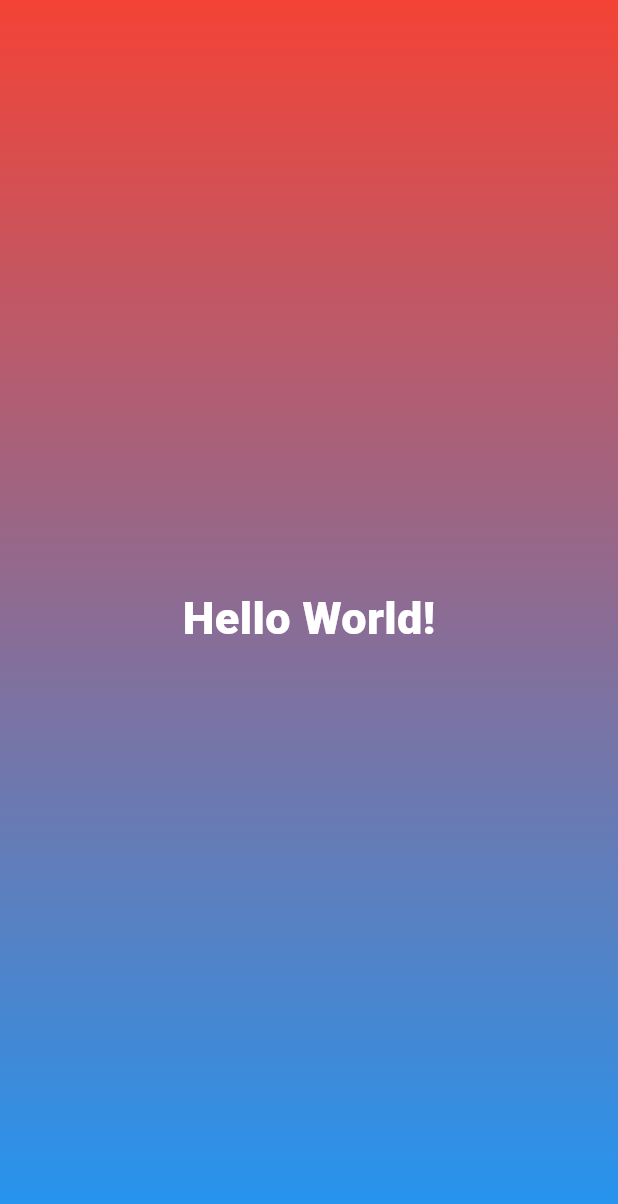
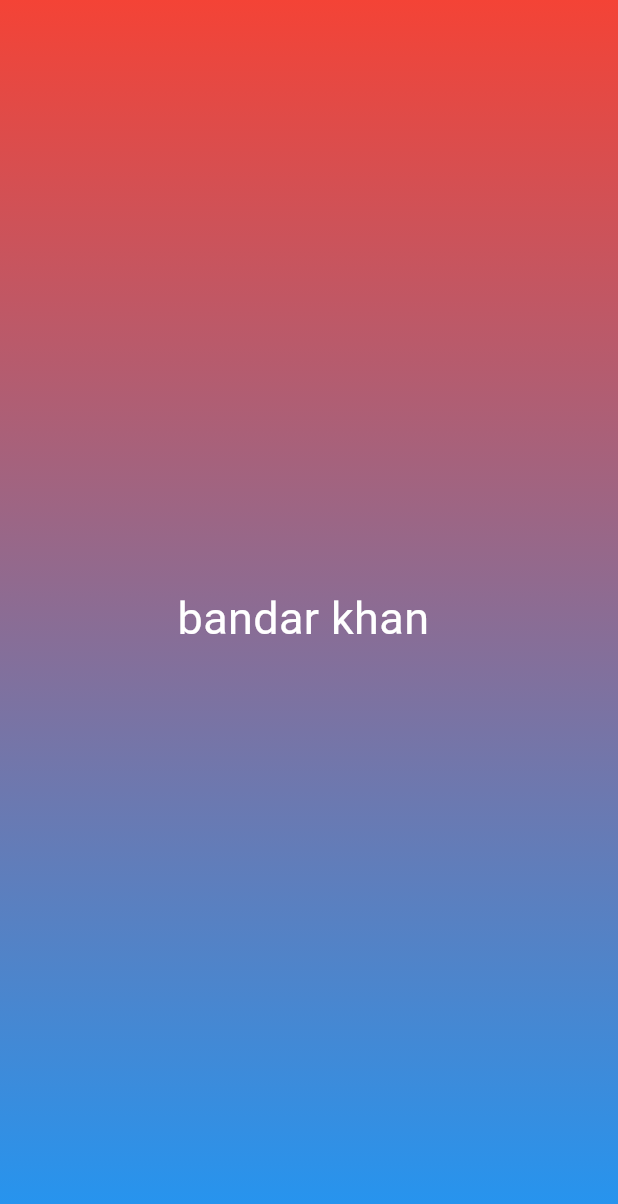
Before and after one commit to AhmadHassan71/Dice-Game-Flutter-Practice, a Flutter app: the screen it shows after launch, on a phone screen of 412 x 824 dp. Shown: the top 1204 px of the screen. Run offline on Flutter 3.47's test engine with Material 3 defaults, Android fonts, the phone set to English and light mode, and no system bars; Roboto replaces fonts that are missing (Arial).

Commit message:
separates styles into a different classs

```diff
--- a/lib/gradient_container.dart
+++ b/lib/gradient_container.dart
@@ -1,19 +1,18 @@
 import 'package:flutter/material.dart';
 import 'package:sms_assistant/text_container.dart';
+import 'package:sms_assistant/styles.dart';
+
+const text = "bandar khan ";
 
 class GradientContainer extends StatelessWidget {
   const GradientContainer({super.key});
-
   @override
   Widget build(BuildContext context) {
     return Container(
       decoration: const BoxDecoration(
-        gradient: LinearGradient(
-            colors: [Colors.red, Colors.blue],
-            begin: Alignment.topCenter,
-            end: Alignment.bottomCenter),
+        gradient: homeGradient,
       ),
-      child: const TextContainer(),
+      child: const TextContainer(text),
     );
   }
 }
--- a/lib/main.dart
+++ b/lib/main.dart
@@ -1,11 +1,12 @@
 import 'package:flutter/material.dart';
 import 'package:sms_assistant/gradient_container.dart';
+import 'package:sms_assistant/styles.dart';
 
 void main() {
   runApp(
     const MaterialApp(
       home: Scaffold(
-        backgroundColor: Colors.white,
+        backgroundColor: primaryColor,
         body: GradientContainer(),
       ),
     ),
--- /dev/null
+++ b/lib/styles.dart
@@ -0,0 +1,29 @@
+import 'package:flutter/material.dart';
+
+// Strings
+const homeGreetingText = "Hello World!";
+
+// Font Styles
+const textSmall = 20.0;
+const textLarge = 30.0;
+const fontFamily = "Arial";
+const primaryColor = Colors.white;
+
+// Text Styles
+const primaryTextStyle = TextStyle(
+  fontSize: textLarge,
+  color: primaryColor,
+  fontFamily: fontFamily,
+);
+
+// Gradient Styles
+const homeGradientBegin = Alignment.topCenter;
+const homeGradientEnd = Alignment.bottomCenter;
+const homeGradientColors = [Colors.red, Colors.blue];
+
+// Gradients
+const homeGradient = LinearGradient(
+  colors: homeGradientColors,
+  begin: homeGradientBegin,
+  end: homeGradientEnd,
+);
--- a/lib/text_container.dart
+++ b/lib/text_container.dart
@@ -1,18 +1,15 @@
 import 'package:flutter/material.dart';
+import 'package:sms_assistant/styles.dart';
 
 class TextContainer extends StatelessWidget {
-  const TextContainer({super.key});
-
+  const TextContainer(this.text, {super.key});
+  final String text;
   @override
-  Widget build(BuildContext context) {
-    return const Center(
+  Widget build(context) {
+    return Center(
       child: Text(
-        "Hello World!",
-        style: TextStyle(
-          fontSize: 30,
-          color: Colors.white,
-          fontWeight: FontWeight.w800,
-        ),
+        text,
+        style: primaryTextStyle,
       ),
     );
   }
```
